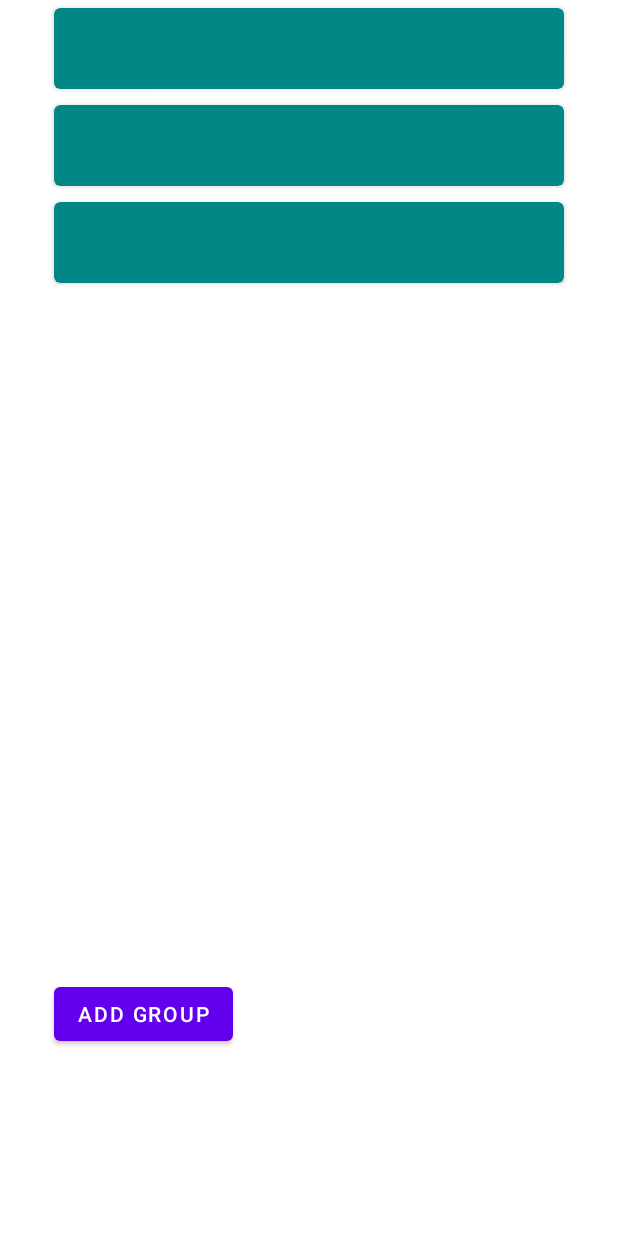
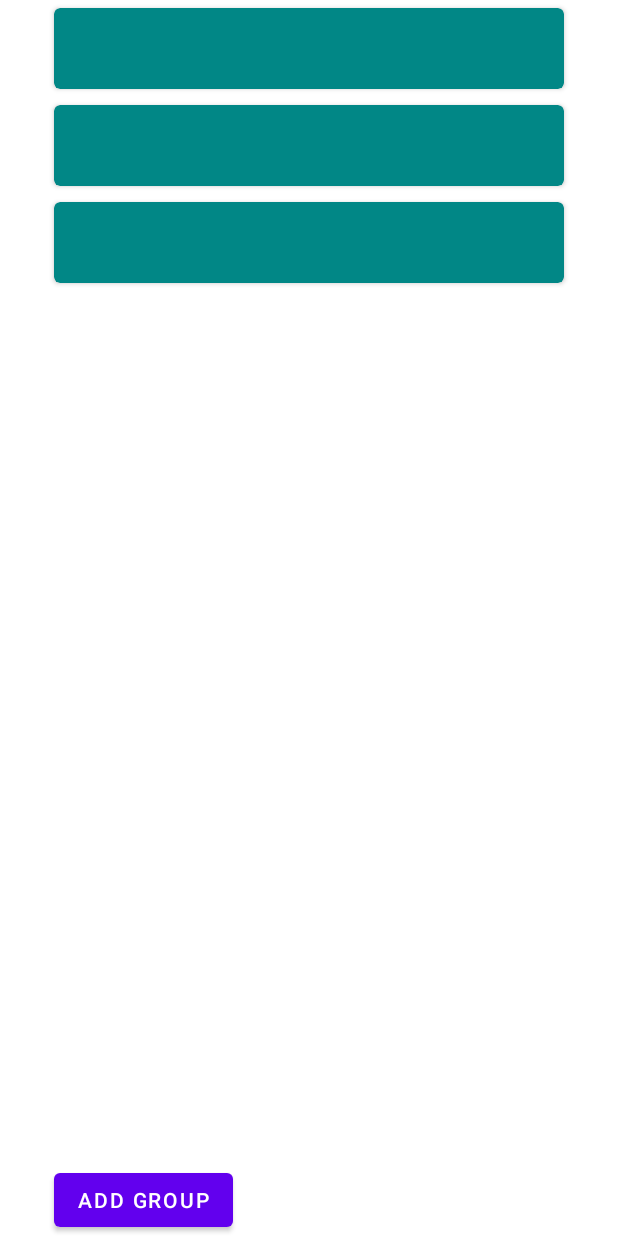
Before and after one commit to TheLogicMaster/friend-location-sharing, an Android app: the layout fragment_group_list.xml on its own in the app's theme, with its tools: preview values and no code run, on a phone screen of 412 x 824 dp. Run offline under Robolectric (Android 15) with nearby library versions, the light colour scheme and no system bars; network calls fail.

Commit message:
Group Dialog List Fragment button fix

```diff
--- a/app/app/src/main/res/layout/fragment_group_list.xml
+++ b/app/app/src/main/res/layout/fragment_group_list.xml
@@ -19,7 +19,8 @@
         <androidx.recyclerview.widget.RecyclerView
             android:id="@+id/list"
             android:layout_width="match_parent"
-            android:layout_height="652dp"
+            android:layout_height="0dp"
+            android:layout_weight="9"
             app:layoutManager="LinearLayoutManager"
             tools:listitem="@layout/fragment_group_item" />
 
```
